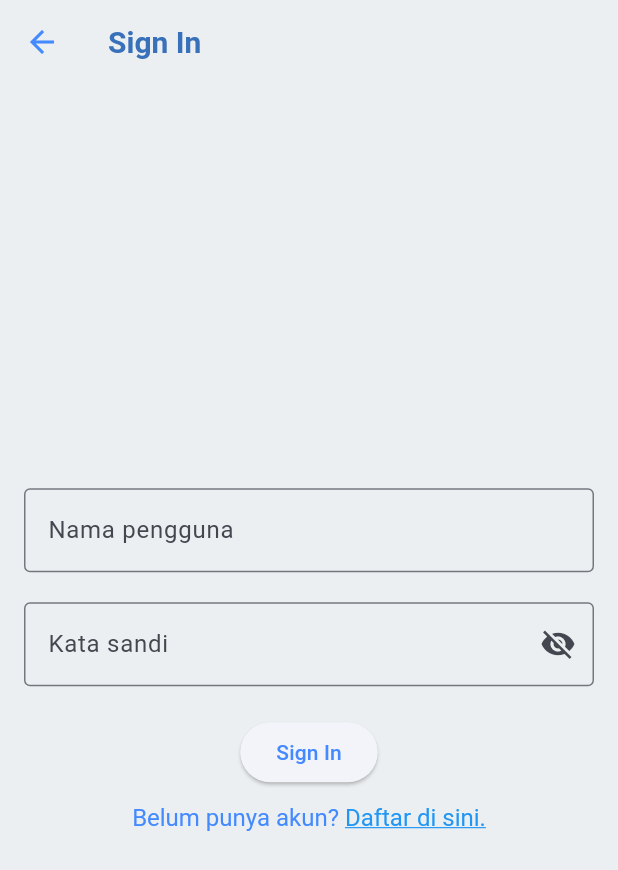
After one commit to 2024-2025-Gasal-PABI-SI5A/project-wisata-candi-djalisuandre, a Flutter app: the SignInScreen screen opened directly, on a phone screen of 412 x 824 dp. The commit adds this screen. Shown: the top 870 px of the screen. Run offline on Flutter 3.47's test engine with Material 3 defaults, Android fonts, the phone set to English and light mode, and no system bars.

Commit message:
updates final

```diff
--- /dev/null
+++ b/wisata_candi/lib/screens/signin_screen.dart
@@ -0,0 +1,113 @@
+import 'package:flutter/material.dart';
+import 'package:flutter/gestures.dart';
+
+class SignInScreen extends StatefulWidget {
+  SignInScreen({super.key});
+
+  @override
+  State<SignInScreen> createState() => _SignInScreenState();
+}
+
+class _SignInScreenState extends State<SignInScreen> {
+  // Deklarasikan variabel
+  final TextEditingController _usernameController = TextEditingController();
+
+  final TextEditingController _passwordController = TextEditingController();
+
+  String _errorText = '';
+
+  bool _isSignIn = false;
+
+  bool _obscurePassword = true;
+
+  @override
+  Widget build(BuildContext context) {
+    return Scaffold(
+      // Pasang appbar
+      appBar: AppBar(
+        title: const Text('Sign In'),
+      ),
+      // Pasang body
+      body: Center(
+        child: SingleChildScrollView(
+          child: Padding(
+            padding: const EdgeInsets.all(16),
+            child: Form(
+                child: Column(
+              // Atur mainaxisalignment dan crossaxisalignment
+              mainAxisAlignment: MainAxisAlignment.center,
+              crossAxisAlignment: CrossAxisAlignment.center,
+              children: [
+                // Text formfield untuk nama pengguna
+                TextFormField(
+                  controller: _usernameController,
+                  decoration: const InputDecoration(
+                    labelText: 'Nama pengguna',
+                    hintText: 'Masukkan nama pengguna',
+                    border: OutlineInputBorder(),
+                  ),
+                ),
+                // Buat textformfield untuk kata sandi
+                const SizedBox(height: 20),
+                TextFormField(
+                  controller: _passwordController,
+                  decoration: InputDecoration(
+                    labelText: 'Kata sandi',
+                    hintText: 'Masukkan kata sandi',
+                    border: const OutlineInputBorder(),
+                    errorText: _errorText.isNotEmpty ? _errorText : null,
+                    suffixIcon: IconButton(
+                      onPressed: () {
+                        setState(() {
+                          _obscurePassword = !_obscurePassword;
+                        });
+                      },
+                      icon: Icon(
+                        _obscurePassword
+                            ? Icons.visibility_off
+                            : Icons.visibility,
+                      ),
+                    ),
+                  ),
+                  obscureText: _obscurePassword,
+                ),
+                // Buat elevatedbutton untuk sign in
+                const SizedBox(
+                  height: 20,
+                ),
+                ElevatedButton(
+                  onPressed: () {},
+                  child: const Text('Sign In'),
+                ),
+                // Pasang textbutton untuk signup
+                const SizedBox(
+                  height: 10,
+                ),
+                //TextButton(
+                //   onPressed: () {},
+                //   child: Text('Belum punya akun? Daftar di sini.'),
+                // ),
+                RichText(
+                    text: TextSpan(
+                  text: 'Belum punya akun? ',
+                  style: TextStyle(fontSize: 16, color: Colors.blueAccent),
+                  children: [
+                    TextSpan(
+                      text: 'Daftar di sini.',
+                      style: const TextStyle(
+                        fontSize: 16,
+                        color: Colors.blue,
+                        decoration: TextDecoration.underline,
+                      ),
+                      recognizer: TapGestureRecognizer()..onTap = () {},
+                    ),
+                  ],
+                ))
+              ],
+            )),
+          ),
+        ),
+      ),
+    );
+  }
+}
--- a/wisata_candi/pubspec.yaml
+++ b/wisata_candi/pubspec.yaml
@@ -9,7 +9,6 @@
 dependencies:
   flutter:
     sdk: flutter
-
   cached_network_image: ^3.4.1
 
 dev_dependencies:
```
Also changed, not shown: wisata_candi/lib/main.dart (+22 -8 lines), wisata_candi/lib/screens/profile_screen.dart (+6 -6 lines).
